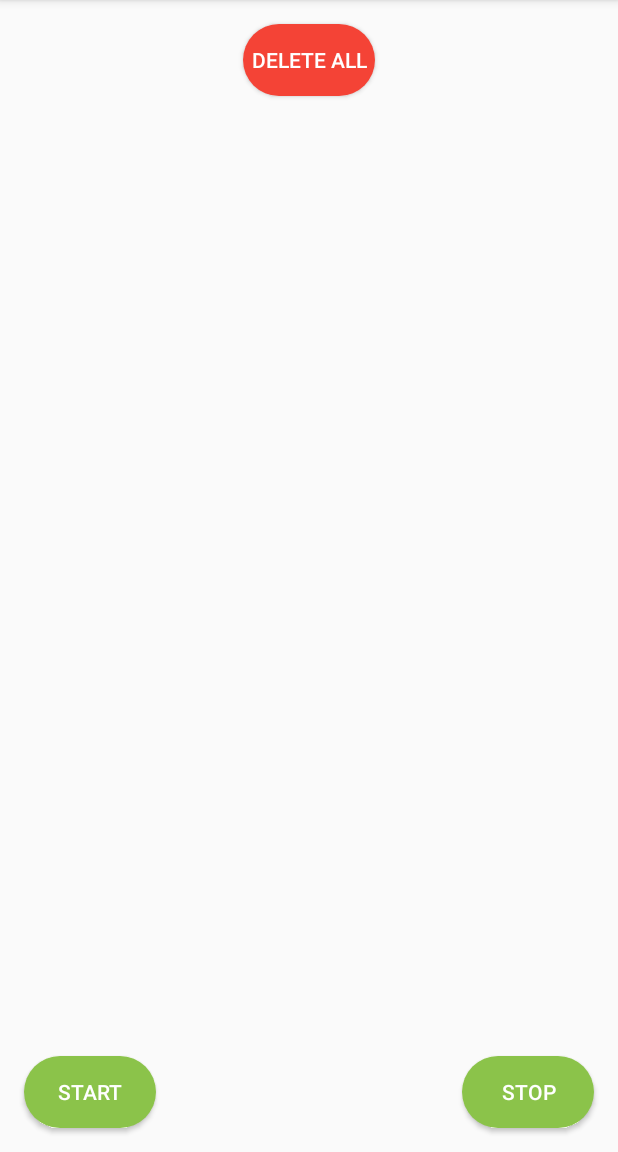
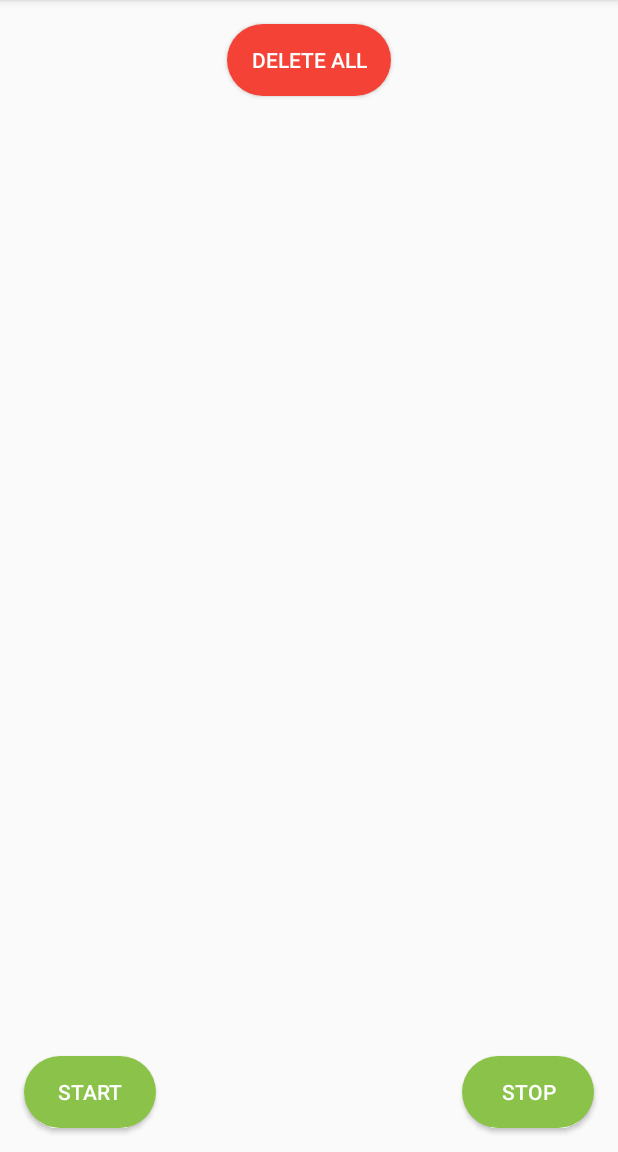
Before and after one commit to thomyfarhan/charging-record, an Android app: the screen it shows after launch (MainActivity), on a phone screen of 412 x 824 dp, the part 84-1236 px from its top. Run offline under Robolectric (Android 15) with nearby library versions, the phone set to English and light mode, and no system bars; our stand-ins replace data binding.

Commit message:
[styles] Add style for buttons and apply it

```diff
--- a/app/src/main/res/layout/fragment_record.xml
+++ b/app/src/main/res/layout/fragment_record.xml
@@ -10,33 +10,24 @@
 
         <Button
             android:id="@+id/btn_record_delete"
-            android:layout_width="wrap_content"
-            android:layout_height="wrap_content"
-            android:background="@drawable/bg_button_delete"
+            style="@style/ButtonRecord.DeleteBackground"
             app:layout_constraintStart_toStartOf="@id/guideline_record_margin_start"
             app:layout_constraintEnd_toEndOf="@id/guideline_record_margin_end"
             app:layout_constraintTop_toTopOf="@id/guideline_record_margin_top"
-            android:textColor="@android:color/white"
             android:text="@string/btn_record_delete"/>
 
         <Button
             android:id="@+id/btn_record_stop"
-            android:layout_width="wrap_content"
-            android:layout_height="wrap_content"
-            android:background="@drawable/bg_button_record"
+            style="@style/ButtonRecord.RecordBackground"
             app:layout_constraintEnd_toEndOf="@id/guideline_record_margin_end"
             app:layout_constraintBottom_toBottomOf="@id/guideline_record_margin_bottom"
-            android:textColor="@android:color/white"
             android:text="@string/btn_record_stop"/>
 
         <Button
             android:id="@+id/btn_record_start"
-            android:layout_width="wrap_content"
-            android:layout_height="wrap_content"
-            android:background="@drawable/bg_button_record"
+            style="@style/ButtonRecord.RecordBackground"
             app:layout_constraintStart_toStartOf="@+id/guideline_record_margin_start"
             app:layout_constraintBottom_toBottomOf="@+id/guideline_record_margin_bottom"
-            android:textColor="@android:color/white"
             android:text="@string/btn_record_start"/>
 
         <androidx.constraintlayout.widget.Guideline
--- a/app/src/main/res/values/styles.xml
+++ b/app/src/main/res/values/styles.xml
@@ -1,11 +1,25 @@
 <resources>
 
-    <!-- Base application theme. -->
     <style name="AppTheme" parent="Theme.AppCompat.Light.DarkActionBar">
-        <!-- Customize your theme here. -->
         <item name="colorPrimary">@color/colorPrimary</item>
         <item name="colorPrimaryDark">@color/colorPrimaryDark</item>
         <item name="colorAccent">@color/colorAccent</item>
     </style>
 
+    <style name="ButtonRecord">
+        <item name="android:layout_width">wrap_content</item>
+        <item name="android:layout_height">wrap_content</item>
+        <item name="android:paddingStart">@dimen/fragment_horizontal_margin</item>
+        <item name="android:paddingEnd">@dimen/fragment_horizontal_margin</item>
+        <item name="android:textColor">@android:color/white</item>
+    </style>
+
+    <style name="ButtonRecord.RecordBackground">
+        <item name="android:background">@drawable/bg_button_record</item>
+    </style>
+
+    <style name="ButtonRecord.DeleteBackground">
+        <item name="android:background">@drawable/bg_button_delete</item>
+    </style>
+
 </resources>
```
